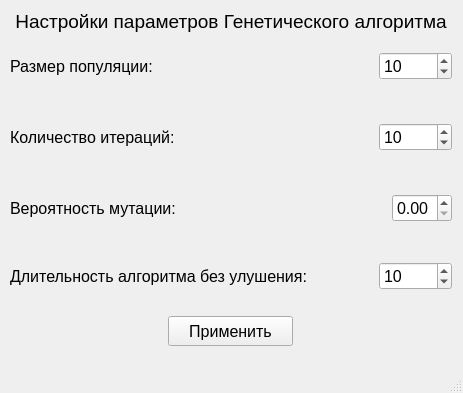
Qt form forms/settings/settings.ui (Schuka48/Graph_Search) before a commit.
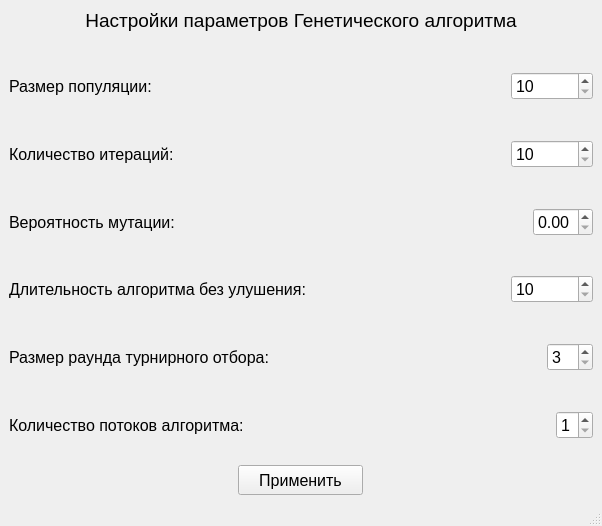
The same form after that commit.

```diff
--- a/forms/settings/settings.ui
+++ b/forms/settings/settings.ui
@@ -6,24 +6,17 @@
    <rect>
     <x>0</x>
     <y>0</y>
-    <width>463</width>
-    <height>393</height>
+    <width>602</width>
+    <height>526</height>
    </rect>
   </property>
   <property name="windowTitle">
    <string>MainWindow</string>
   </property>
   <widget class="QWidget" name="centralwidget">
-   <widget class="QWidget" name="layoutWidget">
-    <property name="geometry">
-     <rect>
-      <x>10</x>
-      <y>10</y>
-      <width>442</width>
-      <height>336</height>
-     </rect>
-    </property>
-    <layout class="QVBoxLayout" name="verticalLayout_2">
+   <layout class="QGridLayout" name="gridLayout">
+    <item row="0" column="0">
+     <layout class="QVBoxLayout" name="verticalLayout">
      <item>
       <widget class="QLabel" name="label_3">
        <property name="font">
@@ -40,20 +33,18 @@
       </widget>
      </item>
      <item>
-      <spacer name="verticalSpacer_3">
+       <spacer name="verticalSpacer_6">
        <property name="orientation">
         <enum>Qt::Vertical</enum>
        </property>
        <property name="sizeHint" stdset="0">
         <size>
-         <width>440</width>
-         <height>19</height>
+          <width>20</width>
+          <height>40</height>
         </size>
        </property>
       </spacer>
      </item>
-     <item>
-      <layout class="QVBoxLayout" name="verticalLayout">
        <item>
         <layout class="QHBoxLayout" name="horizontalLayout">
          <item>
@@ -88,8 +79,11 @@
              <pointsize>12</pointsize>
             </font>
            </property>
+          <property name="minimum">
+           <number>10</number>
+          </property>
            <property name="maximum">
-            <number>10000</number>
+           <number>100000</number>
            </property>
            <property name="value">
             <number>10</number>
@@ -145,8 +139,11 @@
              <pointsize>12</pointsize>
             </font>
            </property>
+          <property name="minimum">
+           <number>10</number>
+          </property>
            <property name="maximum">
-            <number>10000</number>
+           <number>1000000000</number>
            </property>
            <property name="value">
             <number>10</number>
@@ -156,13 +153,10 @@
         </layout>
        </item>
        <item>
-        <spacer name="verticalSpacer_2">
+       <spacer name="verticalSpacer_4">
          <property name="orientation">
           <enum>Qt::Vertical</enum>
          </property>
-         <property name="sizeType">
-          <enum>QSizePolicy::Expanding</enum>
-         </property>
          <property name="sizeHint" stdset="0">
           <size>
            <width>20</width>
@@ -212,10 +206,8 @@
          </item>
         </layout>
        </item>
-      </layout>
-     </item>
      <item>
-      <spacer name="verticalSpacer_4">
+       <spacer name="verticalSpacer_3">
        <property name="orientation">
         <enum>Qt::Vertical</enum>
        </property>
@@ -261,8 +253,11 @@
            <pointsize>12</pointsize>
           </font>
          </property>
+          <property name="minimum">
+           <number>10</number>
+          </property>
          <property name="maximum">
-          <number>10000</number>
+           <number>1000000000</number>
          </property>
          <property name="value">
           <number>10</number>
@@ -271,6 +266,126 @@
        </item>
       </layout>
      </item>
+      <item>
+       <spacer name="verticalSpacer_2">
+        <property name="orientation">
+         <enum>Qt::Vertical</enum>
+        </property>
+        <property name="sizeHint" stdset="0">
+         <size>
+          <width>20</width>
+          <height>40</height>
+         </size>
+        </property>
+       </spacer>
+      </item>
+      <item>
+       <layout class="QHBoxLayout" name="horizontalLayout_6">
+        <item>
+         <widget class="QLabel" name="label_6">
+          <property name="font">
+           <font>
+            <pointsize>12</pointsize>
+           </font>
+          </property>
+          <property name="text">
+           <string>Размер раунда турнирного отбора:</string>
+          </property>
+         </widget>
+        </item>
+        <item>
+         <spacer name="horizontalSpacer_6">
+          <property name="orientation">
+           <enum>Qt::Horizontal</enum>
+          </property>
+          <property name="sizeHint" stdset="0">
+           <size>
+            <width>40</width>
+            <height>20</height>
+           </size>
+          </property>
+         </spacer>
+        </item>
+        <item>
+         <widget class="QSpinBox" name="spinBox_4">
+          <property name="font">
+           <font>
+            <pointsize>12</pointsize>
+           </font>
+          </property>
+          <property name="minimum">
+           <number>3</number>
+          </property>
+          <property name="maximum">
+           <number>30</number>
+          </property>
+          <property name="value">
+           <number>3</number>
+          </property>
+         </widget>
+        </item>
+       </layout>
+      </item>
+      <item>
+       <spacer name="verticalSpacer_7">
+        <property name="orientation">
+         <enum>Qt::Vertical</enum>
+        </property>
+        <property name="sizeHint" stdset="0">
+         <size>
+          <width>20</width>
+          <height>40</height>
+         </size>
+        </property>
+       </spacer>
+      </item>
+      <item>
+       <layout class="QHBoxLayout" name="horizontalLayout_7">
+        <item>
+         <widget class="QLabel" name="label_7">
+          <property name="font">
+           <font>
+            <pointsize>12</pointsize>
+           </font>
+          </property>
+          <property name="text">
+           <string>Количество потоков алгоритма:</string>
+          </property>
+         </widget>
+        </item>
+        <item>
+         <spacer name="horizontalSpacer_7">
+          <property name="orientation">
+           <enum>Qt::Horizontal</enum>
+          </property>
+          <property name="sizeHint" stdset="0">
+           <size>
+            <width>40</width>
+            <height>20</height>
+           </size>
+          </property>
+         </spacer>
+        </item>
+        <item>
+         <widget class="QSpinBox" name="spinBox_5">
+          <property name="font">
+           <font>
+            <pointsize>12</pointsize>
+           </font>
+          </property>
+          <property name="minimum">
+           <number>1</number>
+          </property>
+          <property name="maximum">
+           <number>8</number>
+          </property>
+          <property name="value">
+           <number>1</number>
+          </property>
+         </widget>
+        </item>
+       </layout>
+      </item>
      <item>
       <spacer name="horizontalSpacer_3">
        <property name="orientation">
@@ -316,7 +431,8 @@
       </layout>
      </item>
     </layout>
-   </widget>
+    </item>
+   </layout>
   </widget>
   <widget class="QMenuBar" name="menubar">
    <property name="geometry">
```
Left out of the diff: 7 changed lines with no effect on the pictures. Lines whose indentation alone changed are shown as unchanged.
